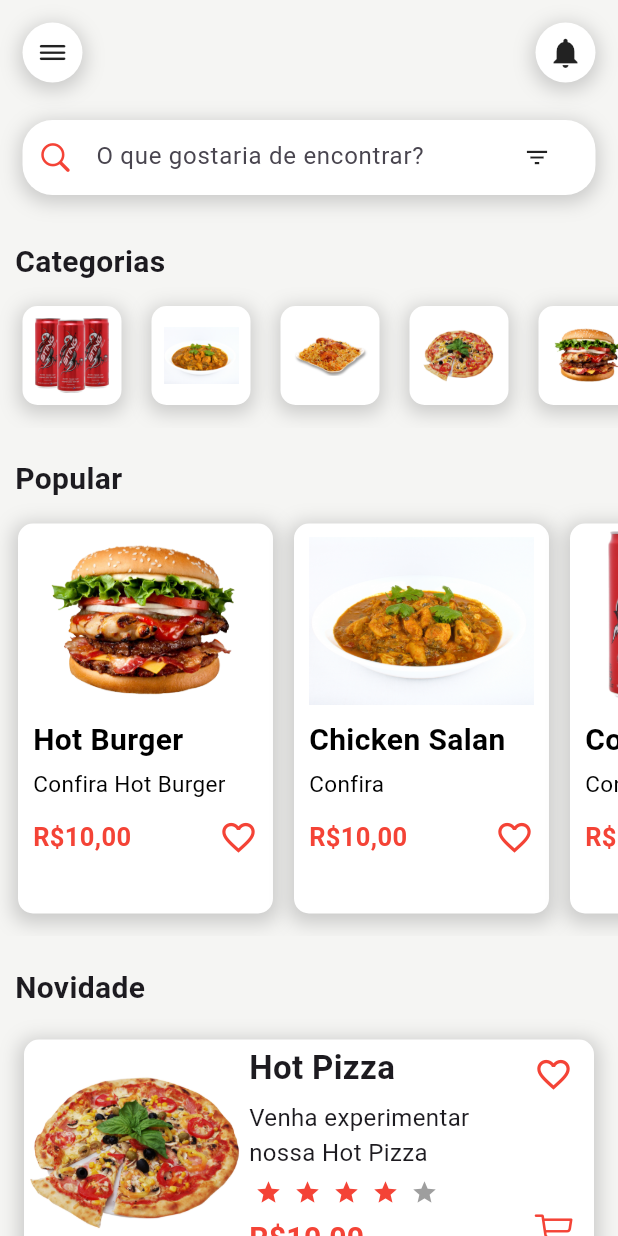
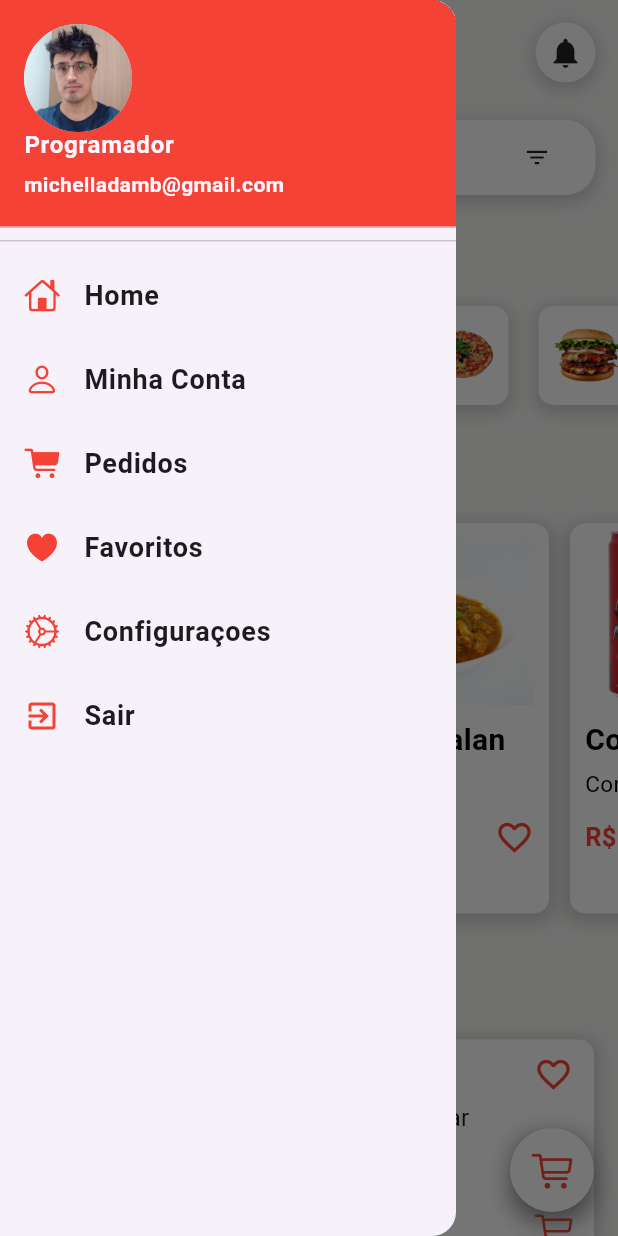
Before and after one commit to michelladambento/food_app, a Flutter app: the screen it shows after launch, after a tap on an icon or button, on a phone screen of 412 x 824 dp. Run offline on Flutter 3.47's test engine with Material 3 defaults, Android fonts, the phone set to English and light mode, and no system bars; drawn by our look-alikes of flutter_rating_bar.

```diff
--- a/lib/main.dart
+++ b/lib/main.dart
@@ -1,5 +1,7 @@
 import 'package:flutter/material.dart';
 import 'package:food_app/pages/HomePage.dart';
+
+import 'pages/CartPage.dart';
 
 void main() {
   runApp(const MyApp());
@@ -16,9 +18,11 @@ class MyApp extends StatelessWidget {
       debugShowCheckedModeBanner: false,
       theme: ThemeData(
         scaffoldBackgroundColor: Color(0xFFF5F5F3),
+        // useMaterial3: true,
       ),
       routes:{
         "/" : (context) => HomePage(),
+        "cartPage" : (context) => CartPage(),
       } ,
     );
   }
--- /dev/null
+++ b/lib/pages/CartPage.dart
@@ -0,0 +1,12 @@
+import 'package:flutter/material.dart';
+
+class CartPage extends StatelessWidget {
+  const CartPage({super.key});
+
+  @override
+  Widget build(BuildContext context) {
+    return Scaffold(
+
+    );
+  }
+}
--- a/lib/pages/HomePage.dart
+++ b/lib/pages/HomePage.dart
@@ -2,6 +2,7 @@ import 'package:flutter/cupertino.dart';
 import 'package:flutter/material.dart';
 import 'package:food_app/widgets/AppBarWidget.dart';
 import 'package:food_app/widgets/CategoriesWidgets.dart';
+import 'package:food_app/widgets/DrawerWidget.dart';
 import 'package:food_app/widgets/NewestItemsWidget.dart';
 import 'package:food_app/widgets/PopularItemWidget.dart';
 
@@ -119,10 +120,33 @@ class HomePage extends StatelessWidget {
           ),
 
           // Newest Items Widget
-          NewestItemsWidget()
-
+          NewestItemsWidget(),
         ],
       ),
+      drawer: DrawerWidget(),
+      floatingActionButton: Container(
+        decoration: BoxDecoration(
+          borderRadius: BorderRadius.circular(20),
+          boxShadow: [
+            BoxShadow(
+              color: Colors.grey.withOpacity(0.5),
+              spreadRadius: 2,
+              blurRadius: 10,
+              offset: Offset(0, 3),
+            )
+          ]
+        ),
+        child: FloatingActionButton(
+          onPressed: (){},
+          child: Icon(
+            CupertinoIcons.cart,
+            size: 28,
+            color: Colors.red,
+          ),
+          backgroundColor: Colors.white,
+          shape: CircleBorder(),
+        ),
+      ) ,
     );
   }
 }
--- a/lib/widgets/AppBarWidget.dart
+++ b/lib/widgets/AppBarWidget.dart
@@ -15,7 +15,9 @@ class AppBarWidget extends StatelessWidget {
         mainAxisAlignment: MainAxisAlignment.spaceBetween,
         children: [
           InkWell(
-            onTap: (){},
+            onTap: (){
+              Scaffold.of(context).openDrawer();
+            },
             child: Container(
               padding: EdgeInsets.all(8),
               decoration: BoxDecoration(
--- /dev/null
+++ b/lib/widgets/DrawerWidget.dart
@@ -0,0 +1,140 @@
+import 'package:flutter/cupertino.dart';
+import 'package:flutter/material.dart';
+
+class DrawerWidget extends StatelessWidget {
+  const DrawerWidget({super.key});
+
+  @override
+  Widget build(BuildContext context) {
+    return Drawer(
+      child: ListView(
+        children: [
+          DrawerHeader(
+            padding: EdgeInsets.zero,
+            child: UserAccountsDrawerHeader(
+                decoration: BoxDecoration(
+                  color: Colors.red
+                ),
+                accountName: Text(
+                  "Programador",
+                  style: TextStyle(
+                    fontWeight: FontWeight.bold,
+                    fontSize: 16
+                  ),
+                ),
+                accountEmail: Text(
+
+                  "michelladamb@gmail.com",
+                  style: TextStyle(
+                      fontWeight: FontWeight.bold,
+                      fontSize: 14
+                  ),
+                ),
+              currentAccountPicture: CircleAvatar(
+                backgroundImage: AssetImage("assets/images/avatar.png",),
+              ),
+            ) ,
+          ),
+
+          // List Tile inicio
+          ListTile(
+            leading: Icon(
+              CupertinoIcons.home,
+              color: Colors.red,
+            ),
+            title: Text(
+              "Home",
+              style: TextStyle(
+                fontSize: 18,
+                fontWeight: FontWeight.bold,
+
+              ),
+            ),
+          ),
+          // List Tile fim
+
+          ListTile(
+            leading: Icon(
+              CupertinoIcons.person,
+              color: Colors.red,
+            ),
+            title: Text(
+              "Minha Conta",
+              style: TextStyle(
+                fontSize: 18,
+                fontWeight: FontWeight.bold,
+
+              ),
+            ),
+          ),
+          // List Tile fim
+
+          ListTile(
+            leading: Icon(
+              CupertinoIcons.cart_fill,
+              color: Colors.red,
+            ),
+            title: Text(
+              "Pedidos",
+              style: TextStyle(
+                fontSize: 18,
+                fontWeight: FontWeight.bold,
+
+              ),
+            ),
+          ),
+          // List Tile fim
+
+          ListTile(
+            leading: Icon(
+              CupertinoIcons.heart_fill,
+              color: Colors.red,
+            ),
+            title: Text(
+              "Favoritos",
+              style: TextStyle(
+                fontSize: 18,
+                fontWeight: FontWeight.bold,
+
+              ),
+            ),
+          ),
+          // List Tile fim
+
+          ListTile(
+            leading: Icon(
+              CupertinoIcons.settings,
+              color: Colors.red,
+            ),
+            title: Text(
+              "Configuraçoes",
+              style: TextStyle(
+                fontSize: 18,
+                fontWeight: FontWeight.bold,
+
+              ),
+            ),
+          ),
+          // List Tile fim
+
+          ListTile(
+            leading: Icon(
+              Icons.exit_to_app,
+              color: Colors.red,
+            ),
+            title: Text(
+              "Sair",
+              style: TextStyle(
+                fontSize: 18,
+                fontWeight: FontWeight.bold,
+
+              ),
+            ),
+          ),
+          // List Tile fim
+
+        ],
+      ),
+    );
+  }
+}
```
Also changed, not shown: assets/images/avatar.png (added).
